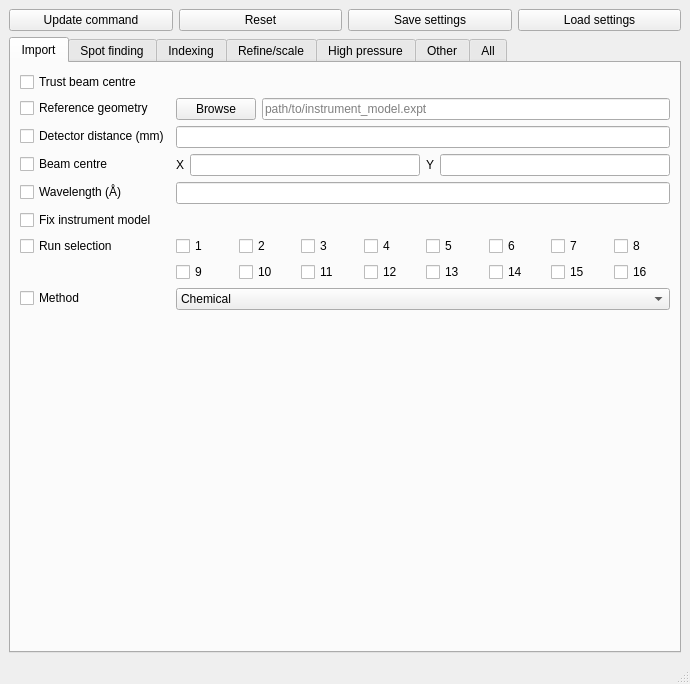
Before: the Qt Designer form i19-gui/OptionsWindow.ui in xia2/i19-gui, drawn with Qt 5.
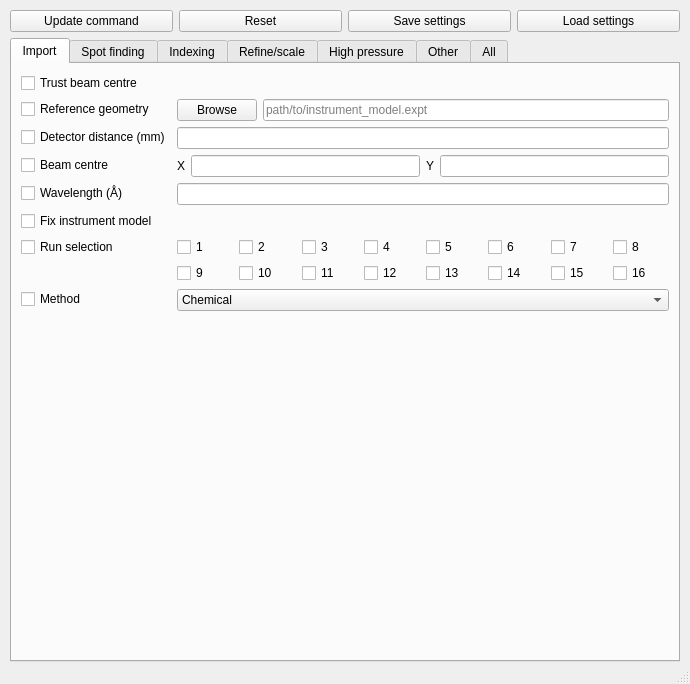
After: the same form once the commit is applied.

Commit message: Add a margin to the xia2 options window

```diff
--- a/i19-gui/OptionsWindow.ui
+++ b/i19-gui/OptionsWindow.ui
@@ -18,6 +18,18 @@
   </property>
   <widget class="QWidget" name="centralwidget">
    <layout class="QVBoxLayout" name="verticalLayout">
+    <property name="leftMargin">
+     <number>10</number>
+    </property>
+    <property name="topMargin">
+     <number>10</number>
+    </property>
+    <property name="rightMargin">
+     <number>10</number>
+    </property>
+    <property name="bottomMargin">
+     <number>0</number>
+    </property>
     <item>
      <layout class="QHBoxLayout" name="horizontalLayout">
       <item>
```
